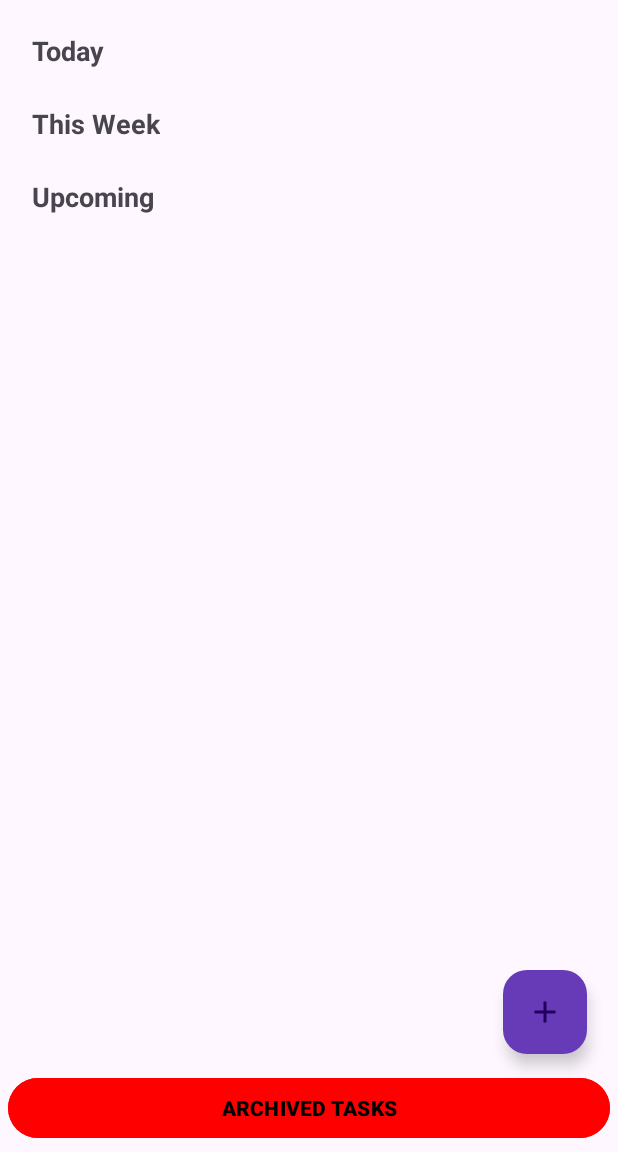
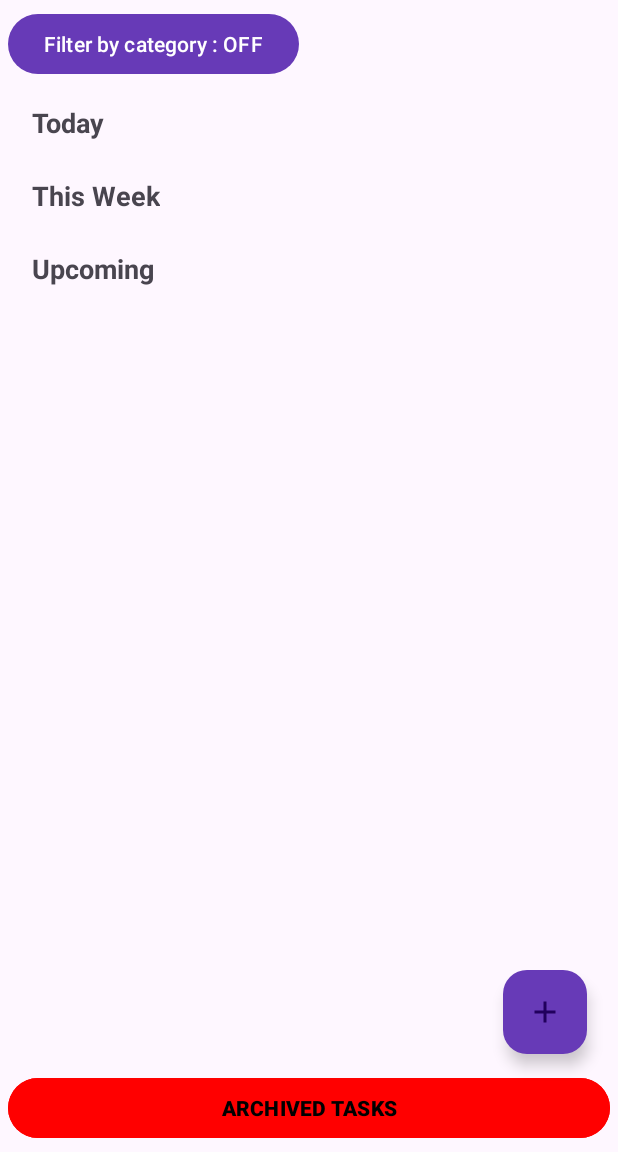
Before and after one commit to Wikho/TimeTracker-Mobile-App-Android-Studio-OPSC7311_Sem2_2024, an Android app: the TasksFragment screen opened directly, with no data from a screen before it, on a phone screen of 412 x 824 dp, the part 84-1236 px from its top. Run offline under Robolectric (Android 15) with nearby library versions, the phone set to English and light mode, and no system bars; our stand-ins replace Room's generated code.

Commit message:
TaskFragment RecycleView Filter Added

```diff
--- a/app/src/main/java/com/example/opsc7311_sem2_2024/EditTaskActivity.kt
+++ b/app/src/main/java/com/example/opsc7311_sem2_2024/EditTaskActivity.kt
@@ -21,6 +21,7 @@ import android.widget.Button
 import android.widget.TimePicker
 import androidx.lifecycle.lifecycleScope
 import kotlinx.coroutines.launch
+import java.util.Locale
 
 class EditTaskActivity : AppCompatActivity() {
 
@@ -164,11 +165,11 @@ class EditTaskActivity : AppCompatActivity() {
         // Get updated task data from UI elements
         val title = binding.etTaskTitleEdit.text.toString()
 
-        // Collect category chips
+// Collect category chips
         val chipTexts = mutableListOf<String>()
         for (i in 0 until binding.chipGroupCategory.childCount) {
             val chip = binding.chipGroupCategory.getChildAt(i) as Chip
-            chipTexts.add(chip.text.toString())
+            chipTexts.add(chip.text.toString().lowercase(Locale.getDefault()))
         }
         val category = chipTexts.joinToString(separator = ",")
 
--- a/app/src/main/java/com/example/opsc7311_sem2_2024/TasksFragment.kt
+++ b/app/src/main/java/com/example/opsc7311_sem2_2024/TasksFragment.kt
@@ -7,14 +7,16 @@ import android.view.View
 import android.view.ViewGroup
 import android.widget.Button
 import android.widget.TextView
-import android.widget.Toast
 import androidx.activity.result.contract.ActivityResultContracts
 import androidx.fragment.app.Fragment
 import androidx.lifecycle.lifecycleScope
 import androidx.recyclerview.widget.LinearLayoutManager
 import com.example.opsc7311_sem2_2024.databinding.FragmentTasksBinding
+import com.google.android.material.chip.Chip
 import com.google.android.material.textfield.TextInputEditText
+import kotlinx.coroutines.Dispatchers
 import kotlinx.coroutines.launch
+import kotlinx.coroutines.withContext
 import java.text.SimpleDateFormat
 import java.util.*
 
@@ -26,6 +28,12 @@ class TasksFragment : Fragment(), TaskAdapter.TaskActionListener {
     private lateinit var todayAdapter: TaskAdapter
     private lateinit var thisWeekAdapter: TaskAdapter
     private lateinit var upcomingAdapter: TaskAdapter
+
+    private val allTasks = mutableListOf<TaskItem>()
+    private val todayTasks = mutableListOf<TaskItem>()
+    private val thisWeekTasks = mutableListOf<TaskItem>()
+    private val upcomingTasks = mutableListOf<TaskItem>()
+    private val allCategories = mutableSetOf<String>()
 
     private var selectedImagePath: String? = null
 
@@ -70,6 +78,23 @@ class TasksFragment : Fragment(), TaskAdapter.TaskActionListener {
             // Commit the transaction
             transaction.commit()
         }
+
+        binding.btnToggleCategoryFilter.setOnClickListener {
+            val isFilterOff = binding.btnToggleCategoryFilter.text == getString(R.string.filter_by_category_off)
+            if (isFilterOff) {
+                // Turn on the filter
+                binding.categoryFilterContainer.visibility = View.VISIBLE
+                binding.btnToggleCategoryFilter.text = getString(R.string.filter_by_category_on)
+                // Apply category filter if any chips are selected
+                //applyCategoryFilter()
+            } else {
+                // Turn off the filter
+                binding.categoryFilterContainer.visibility = View.GONE
+                binding.btnToggleCategoryFilter.text = getString(R.string.filter_by_category_off)
+                // Show all tasks
+                //showAllTasks()
+            }
+        }
     }
 
     // <editor-fold desc="RecyclerViews Setup">
@@ -99,18 +124,26 @@ class TasksFragment : Fragment(), TaskAdapter.TaskActionListener {
         // Fetch tasks from the database
         val taskDatabase = TaskDatabase.getDatabase(requireContext().applicationContext)
         val taskDao = taskDatabase.taskItemDao()
-        val allTasks = taskDao.getAllTasks()
+        val tasksFromDb = taskDao.getAllTasks()
 
-        // Categorize tasks
-        val todayTasks = mutableListOf<TaskItem>()
-        val thisWeekTasks = mutableListOf<TaskItem>()
-        val upcomingTasks = mutableListOf<TaskItem>()
+        // Clear previous data
+        allTasks.clear()
+        todayTasks.clear()
+        thisWeekTasks.clear()
+        upcomingTasks.clear()
+        allCategories.clear()
 
         val currentDate = getCurrentDate()
         val currentWeekRange = getCurrentWeekRange()
 
-        for (task in allTasks) {
+        for (task in tasksFromDb) {
             if (task.isArchived) continue  // Skip archived tasks
+
+            allTasks.add(task)
+
+            // Collect categories
+            val categories = task.category.split(",").map { it.trim() }
+            allCategories.addAll(categories)
 
             val taskDate = task.startDate
 
@@ -121,11 +154,74 @@ class TasksFragment : Fragment(), TaskAdapter.TaskActionListener {
             }
         }
 
-        // Update RecyclerViews with filtered tasks
-        todayAdapter.submitList(todayTasks)
-        thisWeekAdapter.submitList(thisWeekTasks)
-        upcomingAdapter.submitList(upcomingTasks)
+        // Update RecyclerViews with tasks
+        withContext(Dispatchers.Main) {
+            // Populate category chips
+            populateCategoryChips()
+
+            // Initially show all tasks
+            showAllTasks()
+        }
     }
+
+    private fun populateCategoryChips() {
+        binding.chipGroupCategoryFilter.removeAllViews()
+        for (category in allCategories) {
+            val chip = Chip(requireContext()).apply {
+                text = category
+                isCheckable = true
+                setOnCheckedChangeListener { _, _ ->
+                    if (binding.btnToggleCategoryFilter.text == getString(R.string.filter_by_category_on)) {
+                        applyCategoryFilter()
+                    }
+                }
+            }
+            binding.chipGroupCategoryFilter.addView(chip)
+        }
+    }
+
+
+    private fun applyCategoryFilter() {
+        val selectedCategories = binding.chipGroupCategoryFilter.checkedChipIds.map { id ->
+            val chip = binding.chipGroupCategoryFilter.findViewById<Chip>(id)
+            chip.text.toString()
+        }
+
+        // If no categories are selected, show all tasks
+        if (selectedCategories.isEmpty()) {
+            showAllTasks()
+            return
+        }
+
+        // Filter tasks based on selected categories
+        val filteredTodayTasks = todayTasks.filter { task ->
+            taskMatchesSelectedCategories(task, selectedCategories)
+        }
+        val filteredThisWeekTasks = thisWeekTasks.filter { task ->
+            taskMatchesSelectedCategories(task, selectedCategories)
+        }
+        val filteredUpcomingTasks = upcomingTasks.filter { task ->
+            taskMatchesSelectedCategories(task, selectedCategories)
+        }
+
+        // Update RecyclerViews
+        todayAdapter.submitList(filteredTodayTasks)
+        thisWeekAdapter.submitList(filteredThisWeekTasks)
+        upcomingAdapter.submitList(filteredUpcomingTasks)
+    }
+
+    private fun taskMatchesSelectedCategories(task: TaskItem, selectedCategories: List<String>): Boolean {
+        val taskCategories = task.category.split(",").map { it.trim() }
+        return taskCategories.any { it in selectedCategories }
+    }
+
+    private fun showAllTasks() {
+        todayAdapter.submitList(ArrayList(todayTasks))  // Create new lists to prevent issues
+        thisWeekAdapter.submitList(ArrayList(thisWeekTasks))
+        upcomingAdapter.submitList(ArrayList(upcomingTasks))
+    }
+
+
 
     // </editor-fold>
 
--- a/app/src/main/res/layout/fragment_tasks.xml
+++ b/app/src/main/res/layout/fragment_tasks.xml
@@ -8,12 +8,43 @@
     android:paddingTop ="5dp"
     android:paddingHorizontal="5dp">
 
- <!-- ScrollView with task sections -->
+ <!-- Filter Container -->
+ <LinearLayout
+     android:id="@+id/categoryMainFilterContainer"
+     android:layout_width="match_parent"
+     android:layout_height="wrap_content"
+     android:orientation="vertical"
+     android:layout_alignParentTop="true">
+  <!-- Toggle Button -->
+  <Button
+      android:id="@+id/btnToggleCategoryFilter"
+      android:layout_width="wrap_content"
+      android:layout_height="wrap_content"
+      android:text="@string/filter_by_category_off" />
+
+  <!-- Category Filter Container -->
+  <LinearLayout
+      android:id="@+id/categoryFilterContainer"
+      android:layout_width="match_parent"
+      android:layout_height="wrap_content"
+      android:orientation="vertical"
+      android:visibility="gone">
+
+   <!-- ChipGroup for Categories -->
+   <com.google.android.material.chip.ChipGroup
+       android:id="@+id/chipGroupCategoryFilter"
+       android:layout_width="match_parent"
+       android:layout_height="wrap_content"
+       android:background="@drawable/rounded_background_gray"/>
+  </LinearLayout>
+ </LinearLayout>
+
+ <!-- Task ScrollView -->
  <androidx.core.widget.NestedScrollView
      android:id="@+id/scrollViewTasks"
      android:layout_width="match_parent"
      android:layout_height="wrap_content"
-     android:layout_alignParentTop="true"
+     android:layout_below="@id/categoryMainFilterContainer"
      android:layout_above="@id/btnArchivedTasks"
      android:fillViewport="true">
 
@@ -97,13 +128,13 @@
      android:id="@+id/fabAddTask"
      android:layout_width="wrap_content"
      android:layout_height="wrap_content"
+     android:layout_alignParentEnd="true"
      android:layout_alignParentBottom="true"
-     android:layout_alignParentEnd="true"
+     android:layout_marginEnd="15dp"
      android:layout_marginBottom="60dp"
-     android:layout_marginRight="15dp"
+     android:backgroundTint="@color/purple"
      android:src="@drawable/add"
-     android:contentDescription="Add Task"
      android:tint="@android:color/white"
-     android:backgroundTint="@color/purple"/>
+     tools:ignore="SpeakableTextPresentCheck" />
 
 </RelativeLayout>
--- a/app/src/main/res/values/strings.xml
+++ b/app/src/main/res/values/strings.xml
@@ -63,6 +63,8 @@
     <string name="select_photo">Select Photo</string>
     <string name="enter_description">Enter description</string>
     <string name="task_description">Task Description</string>
+    <string name="filter_by_category_off">Filter by category : OFF</string>
+    <string name="filter_by_category_on">Filter by category : ON</string>
 
 
 </resources>
```
Also changed, not shown: app/src/main/java/com/example/opsc7311_sem2_2024/TaskCreationFragment.kt (+5 -11 lines).
